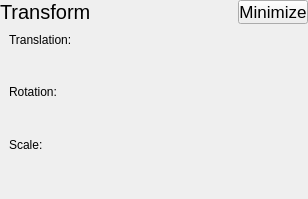
The window that src/qt_app/UI/transformwidget.ui (DisonGo/s21_3DViewer) describes before a commit, drawn with Qt 5.
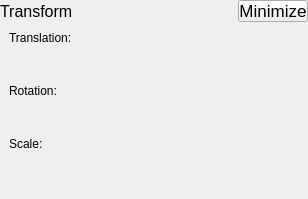
The same window after the commit. Custom widgets are drawn as their Qt base class.

What changed in the file:
```diff
--- a/src/qt_app/UI/transformwidget.ui
+++ b/src/qt_app/UI/transformwidget.ui
@@ -38,7 +38,7 @@
       <widget class="QLabel" name="label">
        <property name="font">
         <font>
-         <pointsize>15</pointsize>
+         <pointsize>12</pointsize>
         </font>
        </property>
        <property name="text">
```
